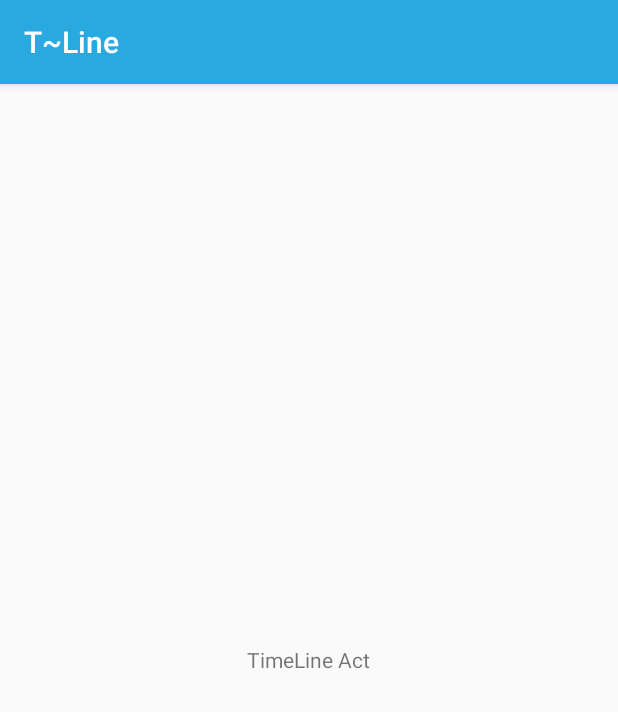
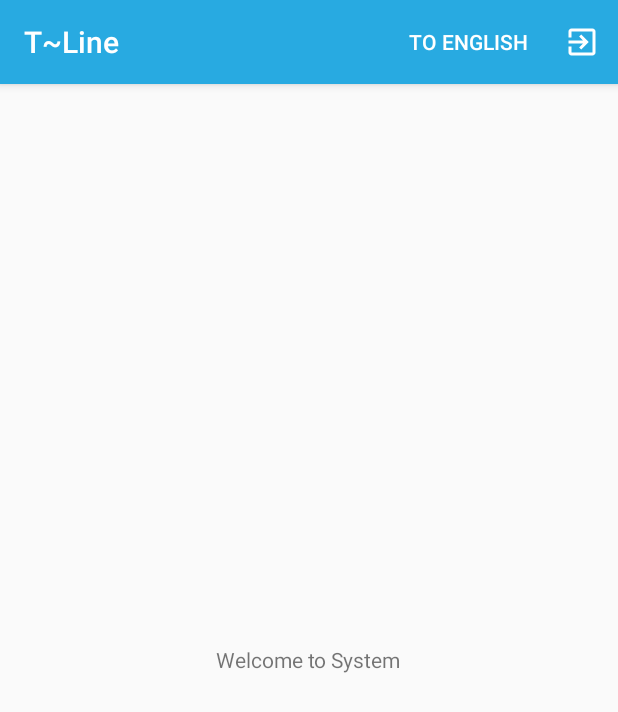
Before and after one commit to crashfiredeep/TLine, an Android app: the TimelineActivity screen opened directly, with no data from a screen before it, on a phone screen of 412 x 824 dp. Shown: the top 712 px of the screen. Run offline under Robolectric (Android 15) with nearby library versions, the phone set to English and light mode, and no system bars; our stand-ins replace ButterKnife, Dagger/Hilt's generated code, Timber; libraries missing offline, so code that uses them is left out: com.twitter.sdk, rx.android.schedulers, rx.schedulers, rx.subscriptions.

Commit message:
+ play around for language and actionbar

```diff
--- a/app/src/main/java/com/tline/android/app/view/BaseView.java
+++ b/app/src/main/java/com/tline/android/app/view/BaseView.java
@@ -20,4 +20,6 @@ public interface BaseView {
     void showToast(String message);
 
     void showNetworkError();
+
+    void logoutTwitter();
 }
--- a/app/src/main/java/com/tline/android/features/login/presenter/impl/LoginPresenterImpl.java
+++ b/app/src/main/java/com/tline/android/features/login/presenter/impl/LoginPresenterImpl.java
@@ -55,7 +55,7 @@ public final class LoginPresenterImpl extends BasePresenterImpl<LoginView> imple
     @Override
     public void logout() {
         assert mView != null;
-        mView.logout();
+        mView.logoutTwitter();
         mView.updateUi();
     }
 }
--- a/app/src/main/java/com/tline/android/features/login/view/LoginView.java
+++ b/app/src/main/java/com/tline/android/features/login/view/LoginView.java
@@ -7,8 +7,6 @@ import com.tline.android.app.view.BaseView;
 @UiThread
 public interface LoginView extends BaseView{
 
-    void logout();
-
     void updateUi();
 
     void launchHomeActivity();
--- /dev/null
+++ b/app/src/main/res/drawable/ic_action_language.xml
@@ -0,0 +1,9 @@
+<vector xmlns:android="http://schemas.android.com/apk/res/android"
+        android:width="24dp"
+        android:height="24dp"
+        android:viewportWidth="24.0"
+        android:viewportHeight="24.0">
+    <path
+        android:fillColor="#FFFFFFFF"
+        android:pathData="M11.99,2C6.47,2 2,6.48 2,12s4.47,10 9.99,10C17.52,22 22,17.52 22,12S17.52,2 11.99,2zM18.92,8h-2.95c-0.32,-1.25 -0.78,-2.45 -1.38,-3.56 1.84,0.63 3.37,1.91 4.33,3.56zM12,4.04c0.83,1.2 1.48,2.53 1.91,3.96h-3.82c0.43,-1.43 1.08,-2.76 1.91,-3.96zM4.26,14C4.1,13.36 4,12.69 4,12s0.1,-1.36 0.26,-2h3.38c-0.08,0.66 -0.14,1.32 -0.14,2 0,0.68 0.06,1.34 0.14,2L4.26,14zM5.08,16h2.95c0.32,1.25 0.78,2.45 1.38,3.56 -1.84,-0.63 -3.37,-1.9 -4.33,-3.56zM8.03,8L5.08,8c0.96,-1.66 2.49,-2.93 4.33,-3.56C8.81,5.55 8.35,6.75 8.03,8zM12,19.96c-0.83,-1.2 -1.48,-2.53 -1.91,-3.96h3.82c-0.43,1.43 -1.08,2.76 -1.91,3.96zM14.34,14L9.66,14c-0.09,-0.66 -0.16,-1.32 -0.16,-2 0,-0.68 0.07,-1.35 0.16,-2h4.68c0.09,0.65 0.16,1.32 0.16,2 0,0.68 -0.07,1.34 -0.16,2zM14.59,19.56c0.6,-1.11 1.06,-2.31 1.38,-3.56h2.95c-0.96,1.65 -2.49,2.93 -4.33,3.56zM16.36,14c0.08,-0.66 0.14,-1.32 0.14,-2 0,-0.68 -0.06,-1.34 -0.14,-2h3.38c0.16,0.64 0.26,1.31 0.26,2s-0.1,1.36 -0.26,2h-3.38z"/>
+</vector>
--- /dev/null
+++ b/app/src/main/res/drawable/ic_nav_logout.xml
@@ -0,0 +1,9 @@
+<vector xmlns:android="http://schemas.android.com/apk/res/android"
+        android:width="24dp"
+        android:height="24dp"
+        android:viewportWidth="24.0"
+        android:viewportHeight="24.0">
+    <path
+        android:fillColor="#FFFFFFFF"
+        android:pathData="M10.09,15.59L11.5,17l5,-5 -5,-5 -1.41,1.41L12.67,11H3v2h9.67l-2.58,2.59zM19,3H5c-1.11,0 -2,0.9 -2,2v4h2V5h14v14H5v-4H3v4c0,1.1 0.89,2 2,2h14c1.1,0 2,-0.9 2,-2V5c0,-1.1 -0.9,-2 -2,-2z"/>
+</vector>
--- a/app/src/main/res/layout/activity_login.xml
+++ b/app/src/main/res/layout/activity_login.xml
@@ -38,14 +38,14 @@ tools:context=".features.login.view.impl.LoginActivity">
     android:orientation="vertical">
 
     <Button
-        android:id="@+id/log_out_button"
+        android:id="@+id/button_logout"
         android:layout_width="150dp"
         android:layout_height="wrap_content"
         android:text="@string/logout"
         android:visibility="gone"/>
 
     <com.twitter.sdk.android.core.identity.TwitterLoginButton
-        android:id="@+id/login_button"
+        android:id="@+id/button_login"
         android:layout_width="wrap_content"
         android:layout_height="wrap_content"
         android:visibility="gone"/>
--- a/app/src/main/res/layout/activity_timeline.xml
+++ b/app/src/main/res/layout/activity_timeline.xml
@@ -1,15 +1,13 @@
 <?xml version="1.0" encoding="utf-8"?>
 <FrameLayout xmlns:android="http://schemas.android.com/apk/res/android"
-    xmlns:app="http://schemas.android.com/apk/res-auto"
-    xmlns:tools="http://schemas.android.com/tools"
     android:layout_width="match_parent"
-    android:layout_height="match_parent"
- >
+    android:layout_height="match_parent">
 
     <TextView
+        android:id="@+id/textView"
         android:layout_width="wrap_content"
         android:layout_height="wrap_content"
         android:layout_gravity="center"
-        android:text="TimeLine Act"/>
+        android:text="@string/sample_text" />
 
 </FrameLayout>
--- /dev/null
+++ b/app/src/main/res/menu/menu.xml
@@ -0,0 +1,40 @@
+<?xml version="1.0" encoding="utf-8"?>
+<menu xmlns:android="http://schemas.android.com/apk/res/android"
+      xmlns:app="http://schemas.android.com/apk/res-auto">
+
+    <!--<item-->
+        <!--android:id="@+id/action_language_en"-->
+        <!--android:title="@string/action_language_en"-->
+        <!--android:icon="@drawable/ic_action_language_en"-->
+        <!--app:showAsAction="always"/>-->
+
+    <!--<item-->
+        <!--android:id="@+id/action_language_ar"-->
+        <!--android:title="@string/action_language_ar"-->
+        <!--android:icon="@drawable/ic_action_language_ar"-->
+        <!--app:showAsAction="always"/>-->
+
+    <group android:title="@string/action_language" android:icon="@drawable/ic_action_language" android:checkableBehavior="single">
+
+            <item
+                app:showAsAction="always"
+                android:id="@+id/action_language_en"
+                android:checked="true"
+                android:visible="true"
+                android:title="@string/action_language_en"/>
+            <item
+                app:showAsAction="always"
+                android:visible="false"
+                android:id="@+id/action_language_ar"
+                android:title="@string/action_language_ar"/>
+
+    </group>
+
+
+    <item
+        android:id="@+id/action_logout"
+        android:title="@string/action_logout"
+        android:icon="@drawable/ic_nav_logout"
+        app:showAsAction="always"/>
+
+</menu>
--- a/app/src/main/res/values/strings.xml
+++ b/app/src/main/res/values/strings.xml
@@ -6,11 +6,19 @@
     <string name="loading">Loading&#8230;</string>
     <string name="loading_resources">Loading Resources&#8230;</string>
     <string name="prompt_welcome_prefix">Welcome\n %s</string>
+    <string name="sample_text">Welcome to System</string>
 
 
     <!--Errors-->
     <string name="error_no_network">No Network Available!</string>
     <string name="error_loading_data">Error Loading Data!</string>
     <string name="logout">Logout</string>
+    <string name="action_logout">Logout</string>
+    <string name="action_language_en">To English</string>
+    <string name="action_language_ar">To Arabic</string>
+    <string name="action_language">Language</string>
+
+
+
 
 </resources>
```
Also changed, not shown: app/src/main/java/com/tline/android/app/view/impl/BaseActivity.java (+11 -0 lines), app/src/main/java/com/tline/android/features/login/view/impl/LoginActivity.java (+8 -13 lines), app/src/main/java/com/tline/android/features/timeline/view/impl/TimelineActivity.java (+99 -0 lines), app/src/main/res/drawable-hdpi/ic_action_language_ar.png (added), app/src/main/res/drawable-hdpi/ic_action_language_en.png (added), app/src/main/res/drawable-mdpi/ic_action_language_ar.png (added), app/src/main/res/drawable-mdpi/ic_action_language_en.png (added), app/src/main/res/drawable-xhdpi/ic_action_language_ar.png (added), app/src/main/res/drawable-xhdpi/ic_action_language_en.png (added), app/src/main/res/drawable-xxhdpi/ic_action_language_ar.png (added), app/src/main/res/drawable-xxhdpi/ic_action_language_en.png (added), 1 other file.
